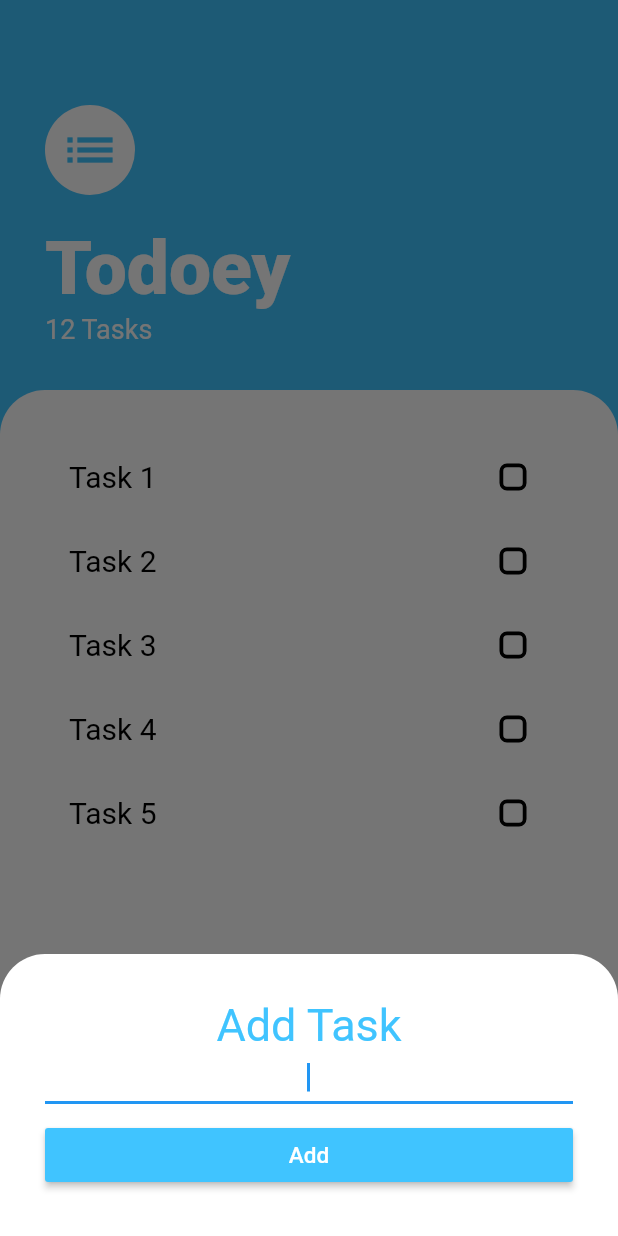
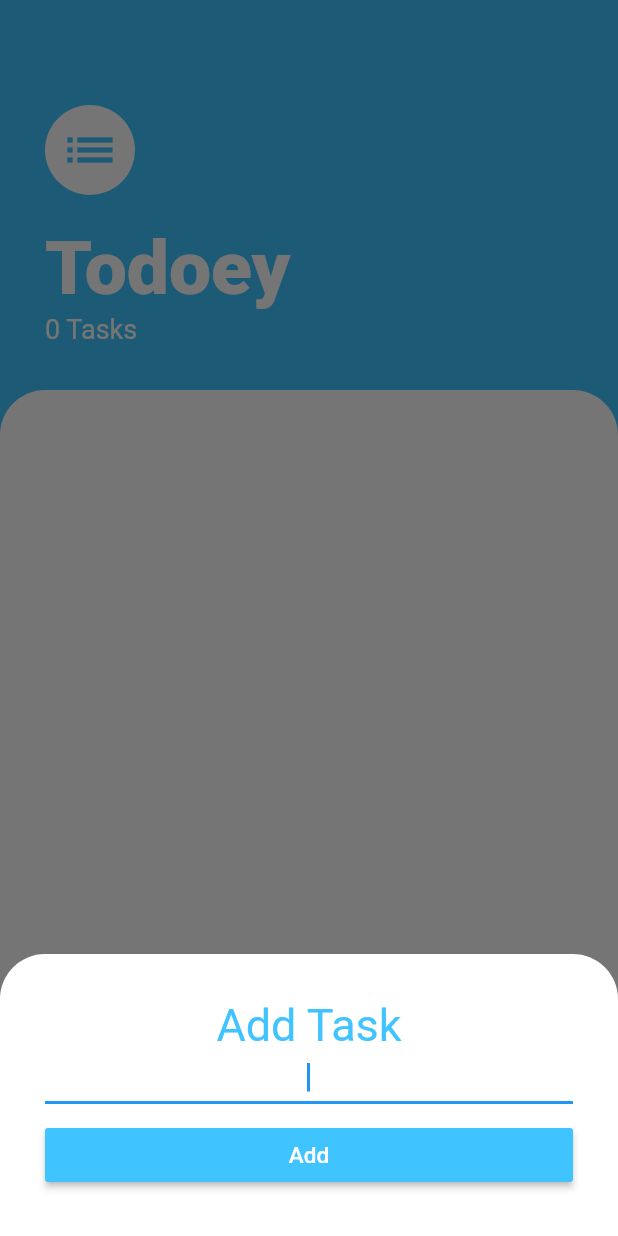
Before and after one commit to Junaed29/todo_app_flutter, a Flutter app: the screen it shows after launch, after a tap on the "add" icon, on a phone screen of 412 x 824 dp. Run offline on Flutter 3.47's test engine with Material 2 defaults, Android fonts, the phone set to English and light mode, and no system bars.

Commit message:
All activity now controlled by TodosScreen TodosScreen now changed to StatefulWidget with TaskList, TodoList now changed to StatelessWidget, AddTaskScreen now has a callBackMethod.

```diff
--- a/lib/screen/add_task_screen.dart
+++ b/lib/screen/add_task_screen.dart
@@ -1,9 +1,10 @@
 import 'package:flutter/material.dart';
 
 class AddTaskScreen extends StatelessWidget {
-  const AddTaskScreen({
-    Key? key,
-  }) : super(key: key);
+  String taskName = "";
+  final void Function(String taskName) taskCreatedCallback;
+
+  AddTaskScreen({required this.taskCreatedCallback});
 
   @override
   Widget build(BuildContext context) {
@@ -22,10 +23,13 @@ class AddTaskScreen extends StatelessWidget {
             textAlign: TextAlign.center,
             style: TextStyle(color: Colors.lightBlueAccent, fontSize: 30),
           ),
-          const TextField(
+          TextField(
+            onChanged: (value) {
+              taskName = value;
+            },
             autofocus: true,
             textAlign: TextAlign.center,
-            decoration: InputDecoration(
+            decoration: const InputDecoration(
               isDense: true,
             ),
           ),
@@ -33,7 +37,9 @@ class AddTaskScreen extends StatelessWidget {
             height: 10,
           ),
           MaterialButton(
-            onPressed: () {},
+            onPressed: () {
+              taskCreatedCallback(taskName);
+            },
             color: Colors.lightBlueAccent,
             child: const Text(
               "Add",
--- a/lib/screen/todos_screen.dart
+++ b/lib/screen/todos_screen.dart
@@ -1,9 +1,17 @@
 import 'package:flutter/material.dart';
+import 'package:todo_app_flutter/model/task.dart';
 import 'package:todo_app_flutter/widgets/todo_list.dart';
 
 import 'add_task_screen.dart';
 
-class TodosScreen extends StatelessWidget {
+class TodosScreen extends StatefulWidget {
+  @override
+  State<TodosScreen> createState() => _TodosScreenState();
+}
+
+class _TodosScreenState extends State<TodosScreen> {
+  List<Task> taskList = [];
+
   @override
   Widget build(BuildContext context) {
     return Scaffold(
@@ -17,7 +25,13 @@ class TodosScreen extends StatelessWidget {
               child: Container(
                 padding: EdgeInsets.only(
                     bottom: MediaQuery.of(context).viewInsets.bottom),
-                child: AddTaskScreen(),
+                child: AddTaskScreen(taskCreatedCallback: (taskName) {
+                  Navigator.of(context).pop(); // To Close the ModalBottomSheet
+
+                  setState(() {
+                    taskList.add(Task(taskName: taskName, isDone: false));
+                  });
+                }),
               ),
             ),
           );
@@ -34,8 +48,8 @@ class TodosScreen extends StatelessWidget {
                 const EdgeInsets.only(top: 70, left: 30, right: 30, bottom: 30),
             child: Column(
               crossAxisAlignment: CrossAxisAlignment.start,
-              children: const [
-                CircleAvatar(
+              children: [
+                const CircleAvatar(
                   radius: 30,
                   child: Icon(
                     Icons.list,
@@ -44,10 +58,10 @@ class TodosScreen extends StatelessWidget {
                   ),
                   backgroundColor: Colors.white,
                 ),
-                SizedBox(
+                const SizedBox(
                   height: 20,
                 ),
-                Text(
+                const Text(
                   "Todoey",
                   style: TextStyle(
                       color: Colors.white,
@@ -55,8 +69,8 @@ class TodosScreen extends StatelessWidget {
                       fontWeight: FontWeight.w900),
                 ),
                 Text(
-                  "12 Tasks",
-                  style: TextStyle(color: Colors.white, fontSize: 18),
+                  "${taskList.length} Tasks",
+                  style: const TextStyle(color: Colors.white, fontSize: 18),
                 ),
               ],
             ),
@@ -69,7 +83,14 @@ class TodosScreen extends StatelessWidget {
                   borderRadius: BorderRadius.only(
                       topLeft: Radius.circular(30),
                       topRight: Radius.circular(30))),
-              child: TodoList(),
+              child: TodoList(
+                taskList: taskList,
+                taskIndex: (index) {
+                  setState(() {
+                    taskList[index].toggleIsDone();
+                  });
+                },
+              ),
             ),
           )
         ],
--- a/lib/widgets/todo_list.dart
+++ b/lib/widgets/todo_list.dart
@@ -2,19 +2,10 @@ import 'package:flutter/material.dart';
 import 'package:todo_app_flutter/model/task.dart';
 import 'package:todo_app_flutter/widgets/todo_list_item.dart';
 
-class TodoList extends StatefulWidget {
-  @override
-  State<TodoList> createState() => _TodoListState();
-}
-
-class _TodoListState extends State<TodoList> {
-  List<Task> taskList = [
-    Task(taskName: "Task 1", isDone: false),
-    Task(taskName: "Task 2", isDone: false),
-    Task(taskName: "Task 3", isDone: false),
-    Task(taskName: "Task 4", isDone: false),
-    Task(taskName: "Task 5", isDone: false),
-  ];
+class TodoList extends StatelessWidget {
+  final List<Task> taskList;
+  final void Function(int) taskIndex;
+  TodoList({required this.taskList, required this.taskIndex});
 
   @override
   Widget build(BuildContext context) {
@@ -25,9 +16,7 @@ class _TodoListState extends State<TodoList> {
           taskName: taskList[index].taskName,
           isChacked: taskList[index].isDone,
           taskDoneCallback: (isDone) {
-            setState(() {
-              taskList[index].toggleIsDone();
-            });
+            taskIndex(index);
           },
         );
       },
--- a/lib/widgets/todo_list_item.dart
+++ b/lib/widgets/todo_list_item.dart
@@ -1,9 +1,9 @@
 import 'package:flutter/material.dart';
 
 class TodoListItem extends StatelessWidget {
-  String taskName = "";
-  bool isChacked = false;
-  Function(bool?)? taskDoneCallback;
+  final String taskName;
+  final bool isChacked;
+  final Function(bool?)? taskDoneCallback;
 
   TodoListItem(
       {required this.taskName,
```
